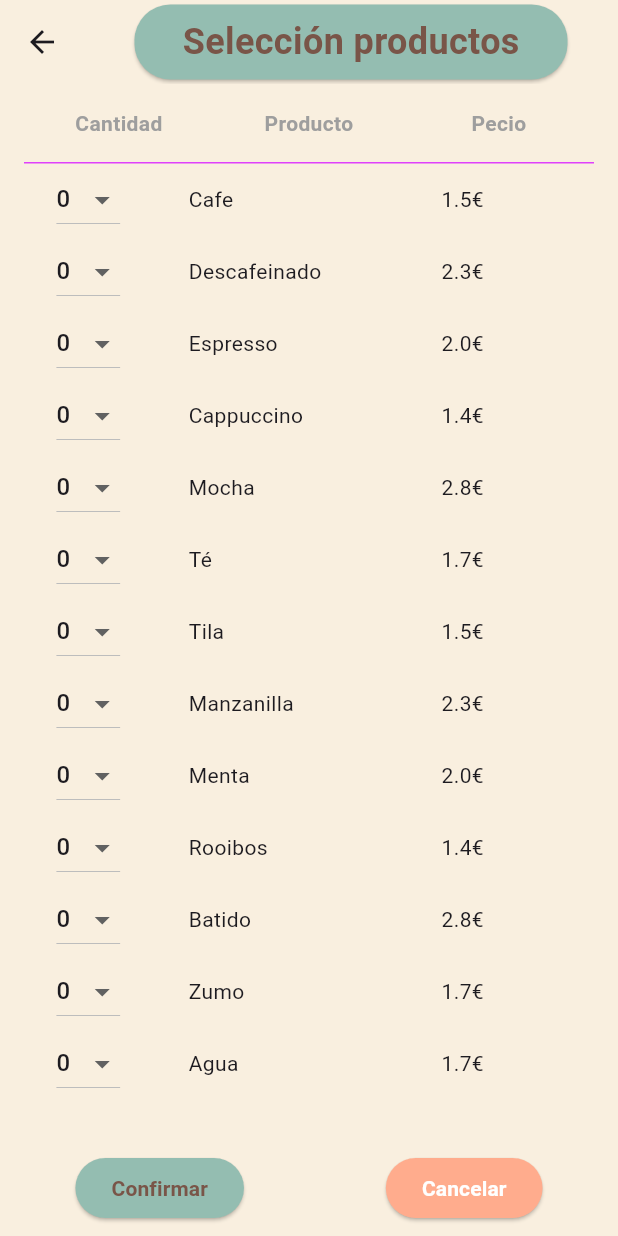
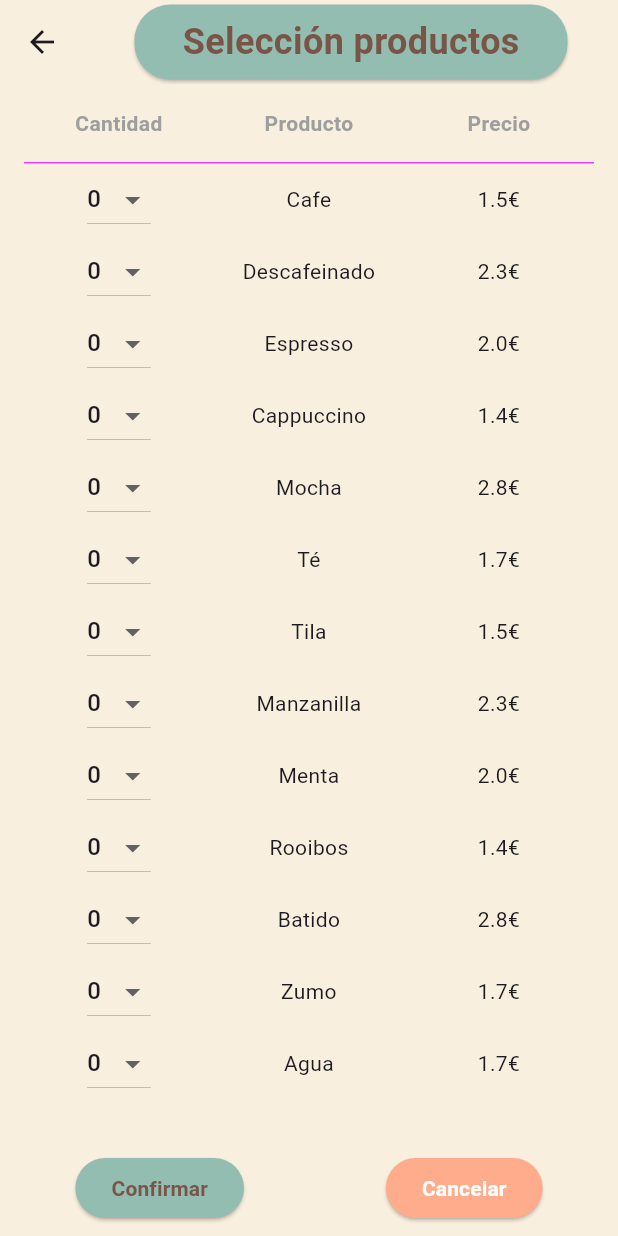
Before and after one commit to SilviaGarciaBouza/T4_1, a Flutter app: the Seleccionproductoview screen opened by its route, on a phone screen of 412 x 824 dp. Run offline on Flutter 3.47's test engine with Material 3 defaults, Android fonts, the phone set to English and light mode, and no system bars.

Commit message:
add new padding

```diff
--- a/lib/views/ResumenFinal.dart
+++ b/lib/views/ResumenFinal.dart
@@ -140,6 +140,7 @@ class ResumenfinalView extends StatelessWidget {
                         child: Row(
                           children: [
                             Expanded(
+                              flex: 1,
                               child: Text(
                                 producto.cantidad.toString(),
                                 style: TextStyle(
@@ -149,6 +150,7 @@ class ResumenfinalView extends StatelessWidget {
                               ),
                             ),
                             Expanded(
+                              flex: 1,
                               child: Text(
                                 producto.name,
                                 style: TextStyle(color: Colors.grey),
@@ -156,6 +158,7 @@ class ResumenfinalView extends StatelessWidget {
                               ),
                             ),
                             Expanded(
+                              flex: 1,
                               child: Text(
                                 "${(producto.cantidad * producto.precio).toStringAsFixed(2)}€",
 
--- a/lib/views/SeleccionProductoView.dart
+++ b/lib/views/SeleccionProductoView.dart
@@ -110,7 +110,7 @@ class _SeleccionproductoviewState extends State<Seleccionproductoview> {
                   Expanded(
                     flex: 1,
                     child: Text(
-                      "Pecio",
+                      "Precio",
                       style: TextStyle(
                         fontWeight: FontWeight.bold,
                         color: Colors.grey,
@@ -132,10 +132,15 @@ class _SeleccionproductoviewState extends State<Seleccionproductoview> {
                 itemCount: copiaLista.length,
                 itemBuilder: (context, index) {
                   var producto = copiaLista[index];
-                  return Row(
+                  return  Padding(
+              padding: const EdgeInsets.only(left: 16.0, right: 16.0),
+              child:
+
+                  Row(
                     children: [
+
                       Expanded(
-                        flex: 2,
+                        flex: 1,
                         child: Center(
                           child: DropdownButton<int>(
                             value: producto.cantidad,
@@ -159,18 +164,16 @@ class _SeleccionproductoviewState extends State<Seleccionproductoview> {
                       ),
 
                       Expanded(
-                        flex: 3,
-                        child: Padding(
-                          padding: const EdgeInsets.only(left: 8.0),
-                          child: Text(producto.name),
-                        ),
+                        flex: 1,
+                        child:  Text(producto.name, textAlign: TextAlign.center,),
+
                       ),
                       Expanded(
-                        flex: 2,
-                        child: Text("${producto.precio.toString()}€"),
+                        flex: 1,
+                        child: Text("${producto.precio.toString()}€", textAlign: TextAlign.center,),
                       ),
                     ],
-                  );
+                  ));
                 },
               ),
             ),
```
